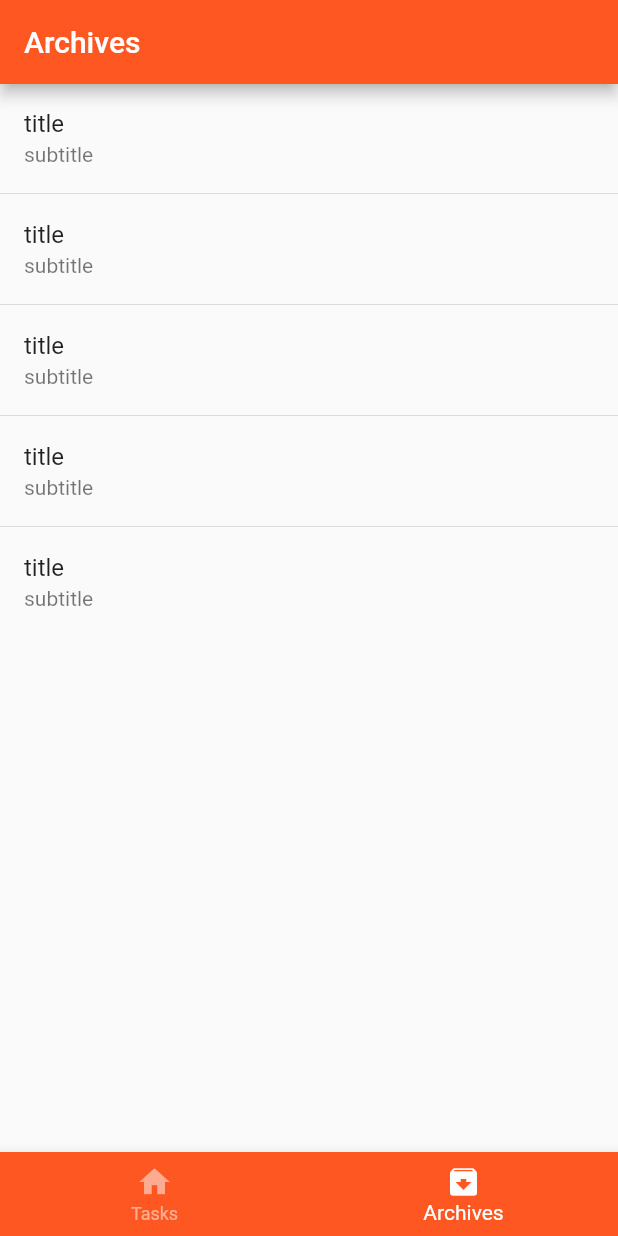
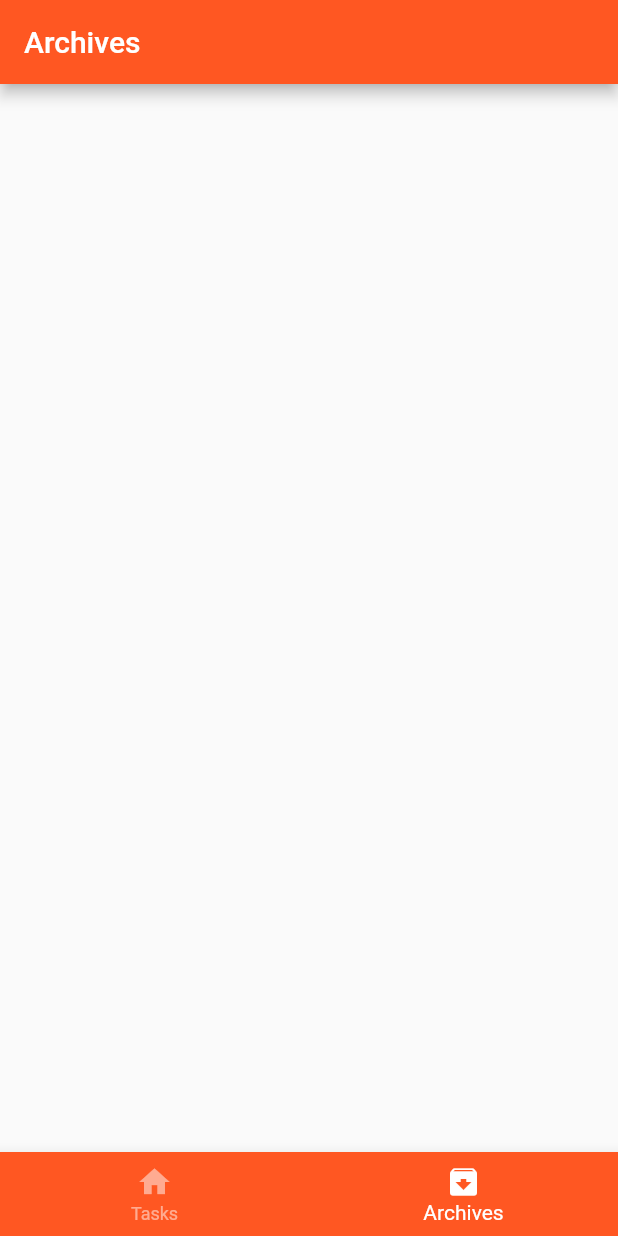
Before and after one commit to Beisenbayev/task-tracker-app, a Flutter app: the screen it shows after launch, item 2 of the bottom bar chosen, on a phone screen of 412 x 824 dp. Run offline on Flutter 3.47's test engine with Material 2 defaults, Android fonts, the phone set to English and light mode, and no system bars; drawn by our look-alikes of flutter_slidable; our stand-ins replace hive, hive_flutter; accounts and stored records are empty.

Commit message:
archives page was provided with a model

```diff
--- a/lib/app/archives/archives_page.dart
+++ b/lib/app/archives/archives_page.dart
@@ -1,5 +1,6 @@
 import 'package:flutter/material.dart';
 import 'package:to_do_app/app/archives/widgets/archive_list_item_widget.dart';
+import 'package:to_do_app/core/models/archives_model.dart';
 import 'package:to_do_app/core/widgets/navigation_bar.dart';
 
 class ArchivesPage extends StatefulWidget {
@@ -10,28 +11,38 @@ class ArchivesPage extends StatefulWidget {
 }
 
 class _ArchivesPageState extends State<ArchivesPage> {
+  final _model = ArchivesModel();
+
   @override
   Widget build(BuildContext context) {
-    return _ArchivesPageContent();
+    return ArchivesModelProvider(
+      child: _ArchivesPageContent(),
+      model: _model,
+    );
   }
 }
 
 class _ArchivesPageContent extends StatelessWidget {
   @override
   Widget build(BuildContext context) {
+    final model = ArchivesModelProvider.of(context)!.model;
+    final archivesCount = model.archives.length;
+
     return Scaffold(
       appBar: AppBar(
         title: const Text('Archives'),
       ),
       body: ListView.separated(
-        itemCount: 5,
+        itemCount: archivesCount,
         itemBuilder: (BuildContext context, int index) {
+          final archive = model.archives[index];
+
           return ArchiveListItemWidget(
             index: index,
-            title: 'title',
-            subtitle: 'subtitle',
-            handleRemove: () {},
-            handleUnarchive: () {},
+            title: archive.title,
+            subtitle: archive.text,
+            handleRemove: model.removeTask,
+            handleUnarchive: model.unarchiveTask,
           );
         },
         separatorBuilder: (BuildContext context, int index) {
```
